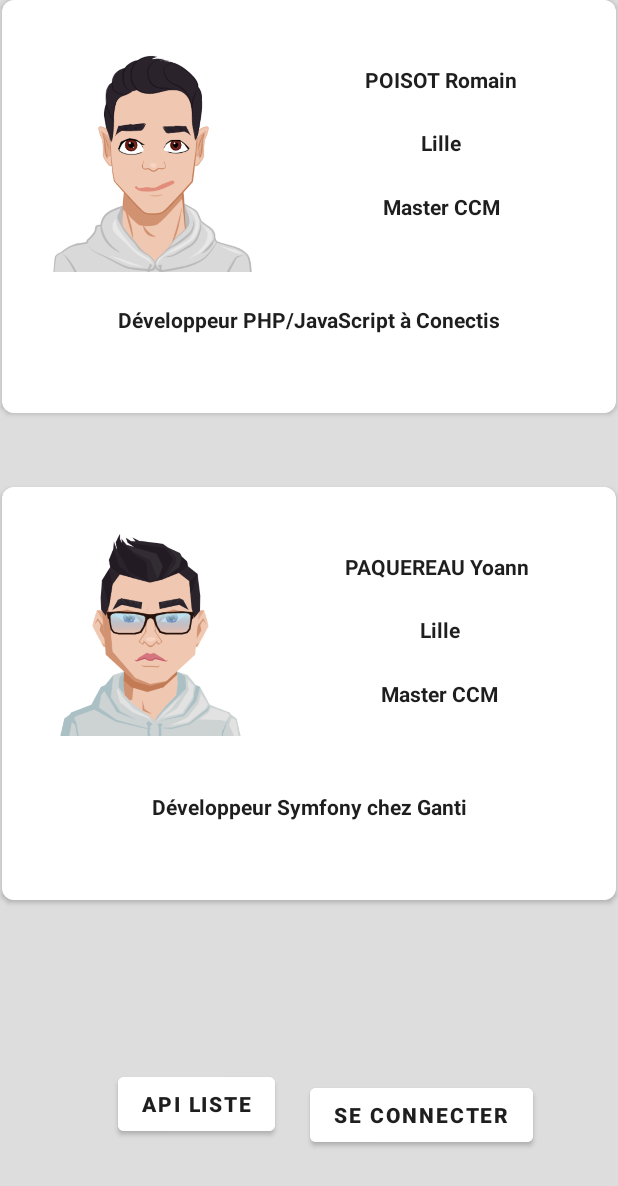
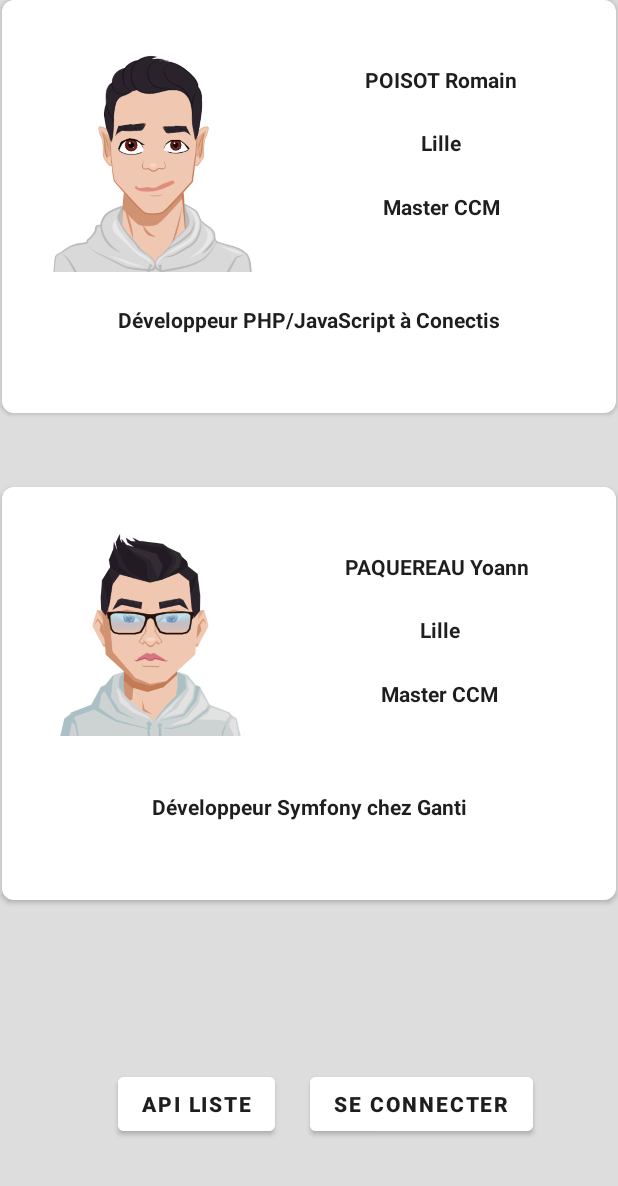
Before and after one commit to ypaquereau/Projet-CCM-2021, an Android app: the screen it shows after launch (MainActivity), on a phone screen of 412 x 824 dp. Shown: the top 1186 px of the screen. Run offline under Robolectric (Android 15) with nearby library versions, the phone set to English and light mode, and no system bars; our stand-ins replace Firebase (no records; nobody signed in at launch, a user with empty details on screens opened directly), Room's generated code.

Commit message:
fix: remove margin top login button

```diff
--- a/app/src/main/res/layout/activity_main.xml
+++ b/app/src/main/res/layout/activity_main.xml
@@ -196,7 +196,6 @@
         android:layout_width="wrap_content"
         android:layout_height="wrap_content"
         android:layout_marginStart="150dp"
-        android:layout_marginTop="65dp"
         android:layout_marginBottom="50dp"
         android:backgroundTint="@color/cardViewColor"
         android:text="@string/buttonLogin"
```
